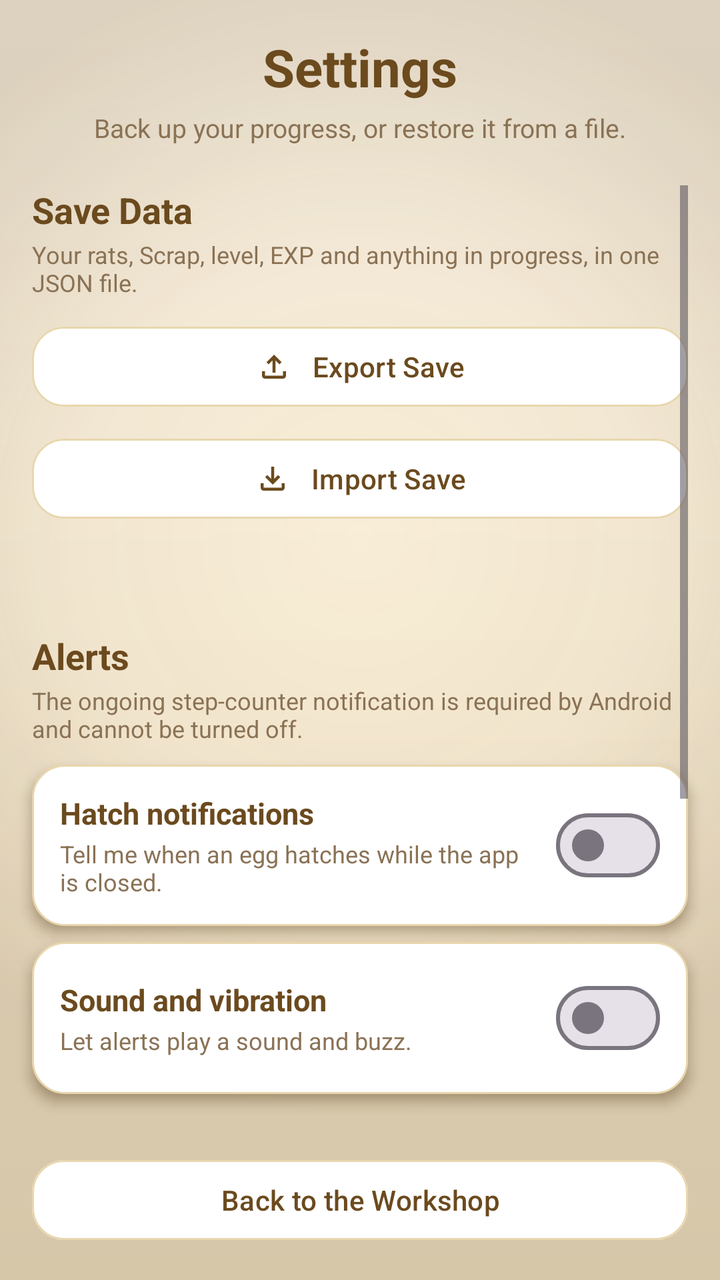
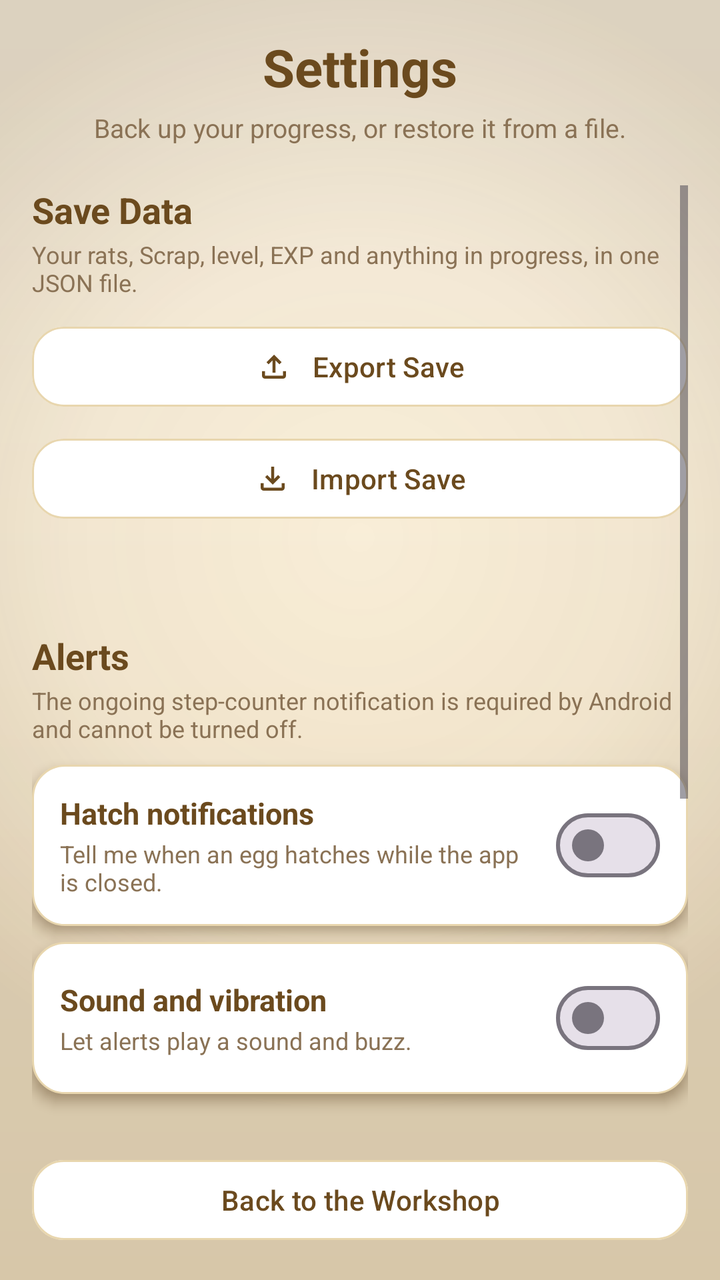

Compare the two renders of this Android layout. The source of the first and the diff that turns it into the second are given below.
<!-- AndroidManifest.xml: application theme Theme.RatKingRecon -->
<!-- res/layout/activity_settings.xml -->
<?xml version="1.0" encoding="utf-8"?>
<LinearLayout xmlns:android="http://schemas.android.com/apk/res/android"
    xmlns:app="http://schemas.android.com/apk/res-auto"
    xmlns:tools="http://schemas.android.com/tools"
    android:layout_width="match_parent"
    android:layout_height="match_parent"
    android:orientation="vertical"
    android:background="@drawable/bg_app_gradient"
    android:fitsSystemWindows="true">

    <TextView
        android:layout_width="match_parent"
        android:layout_height="wrap_content"
        android:text="@string/settings_title"
        android:textColor="@color/text_primary"
        android:textSize="26sp"
        android:textStyle="bold"
        android:textAlignment="center"
        android:layout_marginHorizontal="16dp"
        android:layout_marginTop="16dp"
        android:layout_marginBottom="4dp" />

    <TextView
        android:layout_width="match_parent"
        android:layout_height="wrap_content"
        android:text="@string/settings_subtitle"
        android:textColor="@color/text_muted"
        android:textSize="13sp"
        android:textAlignment="center"
        android:layout_marginHorizontal="16dp"
        android:layout_marginBottom="20dp" />

    <ScrollView
        android:layout_width="match_parent"
        android:layout_height="0dp"
        android:layout_weight="1"
        android:paddingHorizontal="16dp"
        android:clipToPadding="false"
        android:clipChildren="false">

        <LinearLayout
            android:layout_width="match_parent"
            android:layout_height="wrap_content"
            android:orientation="vertical">

            <TextView
                android:layout_width="match_parent"
                android:layout_height="wrap_content"
                android:text="@string/settings_cat_save"
                android:textColor="@color/text_primary"
                android:textSize="18sp"
                android:textStyle="bold" />

            <TextView
                android:layout_width="match_parent"
                android:layout_height="wrap_content"
                android:text="@string/settings_cat_save_sub"
                android:textColor="@color/text_muted"
                android:textSize="12sp"
                android:layout_marginTop="2dp"
                android:layout_marginBottom="10dp" />

            <com.google.android.material.button.MaterialButton
                android:id="@+id/exportSaveButton"
                android:layout_width="match_parent"
                android:layout_height="wrap_content"
                android:text="@string/btn_export_save"
                app:icon="@drawable/ic_upload"
                app:iconGravity="textStart"
                app:iconPadding="10dp"
                app:iconTint="@color/text_primary"
                android:textAllCaps="false"
                android:textColor="@color/text_primary"
                app:backgroundTint="@color/card_white"
                app:strokeColor="@color/card_border"
                app:strokeWidth="1dp"
                app:cornerRadius="16dp"
        app:elevation="4dp"
                android:layout_marginBottom="8dp" />

            <com.google.android.material.button.MaterialButton
                android:id="@+id/importSaveButton"
                android:layout_width="match_parent"
                android:layout_height="wrap_content"
                android:text="@string/btn_import_save"
                app:icon="@drawable/ic_download"
                app:iconGravity="textStart"
                app:iconPadding="10dp"
                app:iconTint="@color/text_primary"
                android:textAllCaps="false"
                android:textColor="@color/text_primary"
                app:backgroundTint="@color/card_white"
                app:strokeColor="@color/card_border"
                app:strokeWidth="1dp"
                app:cornerRadius="16dp"
        app:elevation="4dp"
                android:layout_marginBottom="12dp" />

            <TextView
                android:id="@+id/saveStatusText"
                android:layout_width="match_parent"
                android:layout_height="wrap_content"
                android:textColor="@color/text_muted"
                android:textSize="12sp"
                android:textAlignment="center"
                android:layout_marginBottom="24dp" />

            
            <TextView
                android:layout_width="match_parent"
                android:layout_height="wrap_content"
                android:text="@string/settings_cat_alerts"
                android:textColor="@color/text_primary"
                android:textSize="18sp"
                android:textStyle="bold" />

            <TextView
                android:layout_width="match_parent"
                android:layout_height="wrap_content"
                android:text="@string/settings_cat_alerts_sub"
                android:textColor="@color/text_muted"
                android:textSize="12sp"
                android:layout_marginTop="2dp"
                android:layout_marginBottom="10dp" />

            <LinearLayout
                android:layout_width="match_parent"
                android:layout_height="wrap_content"
                android:orientation="horizontal"
                android:gravity="center_vertical"
                android:background="@drawable/bg_card_white"
                android:elevation="4dp"
                android:outlineAmbientShadowColor="@color/shadow_warm"
                android:outlineSpotShadowColor="@color/shadow_warm"
                tools:targetApi="28"
                android:padding="14dp"
                android:layout_marginBottom="8dp">

                <LinearLayout
                    android:layout_width="0dp"
                    android:layout_height="wrap_content"
                    android:layout_weight="1"
                    android:orientation="vertical">

                    <TextView
                        android:layout_width="match_parent"
                        android:layout_height="wrap_content"
                        android:text="@string/toggle_notifications"
                        android:textColor="@color/text_primary"
                        android:textStyle="bold"
                        android:textSize="15sp" />

                    <TextView
                        android:layout_width="match_parent"
                        android:layout_height="wrap_content"
                        android:text="@string/toggle_notifications_sub"
                        android:textColor="@color/text_muted"
                        android:textSize="12sp"
                        android:layout_marginTop="2dp" />
                </LinearLayout>

                <com.google.android.material.materialswitch.MaterialSwitch
                    android:id="@+id/notificationsSwitch"
                    android:layout_width="wrap_content"
                    android:layout_height="wrap_content"
                    android:layout_marginStart="12dp" />
            </LinearLayout>

            <LinearLayout
                android:layout_width="match_parent"
                android:layout_height="wrap_content"
                android:orientation="horizontal"
                android:gravity="center_vertical"
                android:background="@drawable/bg_card_white"
                android:elevation="4dp"
                android:outlineAmbientShadowColor="@color/shadow_warm"
                android:outlineSpotShadowColor="@color/shadow_warm"
                tools:targetApi="28"
                android:padding="14dp"
                android:layout_marginBottom="24dp">

                <LinearLayout
                    android:layout_width="0dp"
                    android:layout_height="wrap_content"
                    android:layout_weight="1"
                    android:orientation="vertical">

                    <TextView
                        android:layout_width="match_parent"
                        android:layout_height="wrap_content"
                        android:text="@string/toggle_sound"
                        android:textColor="@color/text_primary"
                        android:textStyle="bold"
                        android:textSize="15sp" />

                    <TextView
                        android:layout_width="match_parent"
                        android:layout_height="wrap_content"
                        android:text="@string/toggle_sound_sub"
                        android:textColor="@color/text_muted"
                        android:textSize="12sp"
                        android:layout_marginTop="2dp" />
                </LinearLayout>

                <com.google.android.material.materialswitch.MaterialSwitch
                    android:id="@+id/soundSwitch"
                    android:layout_width="wrap_content"
                    android:layout_height="wrap_content"
                    android:layout_marginStart="12dp" />
            </LinearLayout>

            
            <TextView
                android:layout_width="match_parent"
                android:layout_height="wrap_content"
                android:text="@string/settings_cat_about"
                android:textColor="@color/text_primary"
                android:textSize="18sp"
                android:textStyle="bold"
                android:layout_marginBottom="10dp" />

            <LinearLayout
                android:layout_width="match_parent"
                android:layout_height="wrap_content"
                android:orientation="vertical"
                android:background="@drawable/bg_card_white"
                android:elevation="4dp"
                android:outlineAmbientShadowColor="@color/shadow_warm"
                android:outlineSpotShadowColor="@color/shadow_warm"
                tools:targetApi="28"
                android:padding="14dp"
                android:layout_marginBottom="24dp">

                <TextView
                    android:id="@+id/aboutNameText"
                    android:layout_width="match_parent"
                    android:layout_height="wrap_content"
                    android:text="@string/app_name"
                    android:textColor="@color/text_primary"
                    android:textStyle="bold"
                    android:textSize="15sp" />

                <TextView
                    android:id="@+id/aboutVersionText"
                    android:layout_width="match_parent"
                    android:layout_height="wrap_content"
                    android:textColor="@color/text_muted"
                    android:textSize="12sp"
                    android:layout_marginTop="2dp" />
            </LinearLayout>

            
            <TextView
                android:layout_width="match_parent"
                android:layout_height="wrap_content"
                android:text="@string/settings_cat_reset"
                android:textColor="@color/text_primary"
                android:textSize="18sp"
                android:textStyle="bold" />

            <TextView
                android:layout_width="match_parent"
                android:layout_height="wrap_content"
                android:text="@string/settings_cat_reset_sub"
                android:textColor="@color/text_muted"
                android:textSize="12sp"
                android:layout_marginTop="2dp"
                android:layout_marginBottom="10dp" />

            <com.google.android.material.button.MaterialButton
                android:id="@+id/resetSaveButton"
                android:layout_width="match_parent"
                android:layout_height="wrap_content"
                android:text="@string/btn_reset_save"
                android:textAllCaps="false"
                android:textStyle="bold"
                android:textColor="@color/terracotta"
                app:backgroundTint="@color/card_white"
                app:strokeColor="@color/terracotta"
                app:strokeWidth="1dp"
                app:cornerRadius="16dp"
        app:elevation="4dp"
                android:layout_marginBottom="8dp" />

        </LinearLayout>
    </ScrollView>

    <com.google.android.material.button.MaterialButton
        android:id="@+id/settingsBackButton"
        android:layout_width="match_parent"
        android:layout_height="wrap_content"
        android:layout_margin="16dp"
        android:text="@string/btn_back_to_workshop"
        android:textAllCaps="false"
        android:textColor="@color/text_primary"
        app:backgroundTint="@color/card_white"
        app:strokeColor="@color/card_border"
        app:strokeWidth="1dp"
        app:cornerRadius="16dp"
        app:elevation="4dp" />

</LinearLayout>
<!-- resources referenced by this layout -->
<resources>
  <color name="card_border">#E8D6AE</color>
  <color name="card_white">#FFFFFF</color>
  <color name="shadow_warm">#4A2F0F</color>
  <color name="terracotta">#C1673F</color>
  <color name="text_muted">#8A7255</color>
  <color name="text_primary">#6B4A1E</color>
  <!-- drawable bg_card_white (drawable) -->
  <?xml version="1.0" encoding="utf-8"?>
  <shape xmlns:android="http://schemas.android.com/apk/res/android"
      android:shape="rectangle">
      <solid android:color="@color/card_white" />
      <stroke
          android:width="1dp"
          android:color="@color/card_border" />
      <corners android:radius="16dp" />
  </shape>
  <!-- drawable ic_download (drawable) -->
  <?xml version="1.0" encoding="utf-8"?>
  <vector xmlns:android="http://schemas.android.com/apk/res/android"
      android:width="24dp"
      android:height="24dp"
      android:viewportWidth="960"
      android:viewportHeight="960"
      android:tint="@color/text_primary">
      <group android:translateX="-0" android:translateY="960">
          <path
              android:fillColor="@color/text_primary"
              android:pathData="M480-320 280-520l56-58 104 104v-326h80v326l104-104 56 58-200 200ZM240-160q-33 0-56.5-23.5T160-240v-120h80v120h480v-120h80v120q0 33-23.5 56.5T720-160H240Z" />
      </group>
  </vector>
  <!-- drawable ic_upload (drawable) -->
  <?xml version="1.0" encoding="utf-8"?>
  <vector xmlns:android="http://schemas.android.com/apk/res/android"
      android:width="24dp"
      android:height="24dp"
      android:viewportWidth="960"
      android:viewportHeight="960"
      android:tint="@color/text_primary">
      <group android:translateX="-0" android:translateY="960">
          <path
              android:fillColor="@color/text_primary"
              android:pathData="M440-320v-326L336-542l-56-58 200-200 200 200-56 58-104-104v326h-80ZM240-160q-33 0-56.5-23.5T160-240v-120h80v120h480v-120h80v120q0 33-23.5 56.5T720-160H240Z" />
      </group>
  </vector>
  <string name="app_name" translatable="false">Rat King Recon</string>
  <string name="btn_back_to_workshop">Back to the Workshop</string>
  <string name="btn_export_save">Export Save</string>
  <string name="btn_import_save">Import Save</string>
  <string name="btn_reset_save">Reset Save</string>
  <string name="settings_cat_about">About</string>
  <string name="settings_cat_alerts">Alerts</string>
  <string name="settings_cat_alerts_sub">The ongoing step-counter notification is required by Android and cannot be turned off.</string>
  <string name="settings_cat_reset">Reset</string>
  <string name="settings_cat_reset_sub">Start over from Level 1 with an empty Ledger.</string>
  <string name="settings_cat_save">Save Data</string>
  <string name="settings_cat_save_sub">Your rats, Scrap, level, EXP and anything in progress, in one JSON file.</string>
  <string name="settings_subtitle">Back up your progress, or restore it from a file.</string>
  <string name="settings_title">Settings</string>
  <string name="toggle_notifications">Hatch notifications</string>
  <string name="toggle_notifications_sub">Tell me when an egg hatches while the app is closed.</string>
  <string name="toggle_sound">Sound and vibration</string>
  <string name="toggle_sound_sub">Let alerts play a sound and buzz.</string>
  <style name="Theme.RatKingRecon" parent="Base.Theme.RatKingRecon" />
  <color name="cream">#FBF3E3</color>
  <color name="tan">#F5E6C8</color>
  <color name="amber">#E8A94F</color>
  <style name="Widget.RatKing.Button" parent="Widget.RatKing.Button.Base" />
  <style name="Widget.RatKing.Button.Base" parent="Widget.Material3.Button" />
  <!-- unchanged entries left out for length: 2 -->
</resources>

<!-- the commit's change to res/layout/activity_settings.xml (unified diff, before → after) -->
@@ -35,8 +35,7 @@
         android:layout_height="0dp"
         android:layout_weight="1"
         android:paddingHorizontal="16dp"
-        android:clipToPadding="false"
-        android:clipChildren="false">
+        android:clipToPadding="false">
 
         <LinearLayout
             android:layout_width="match_parent"
